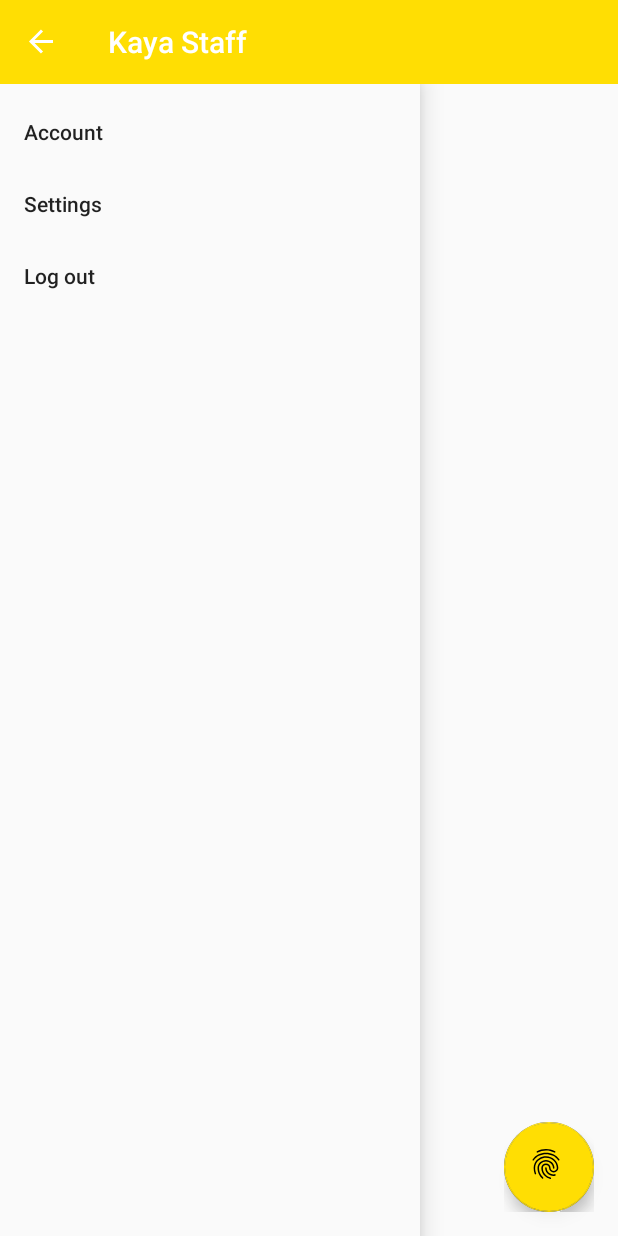
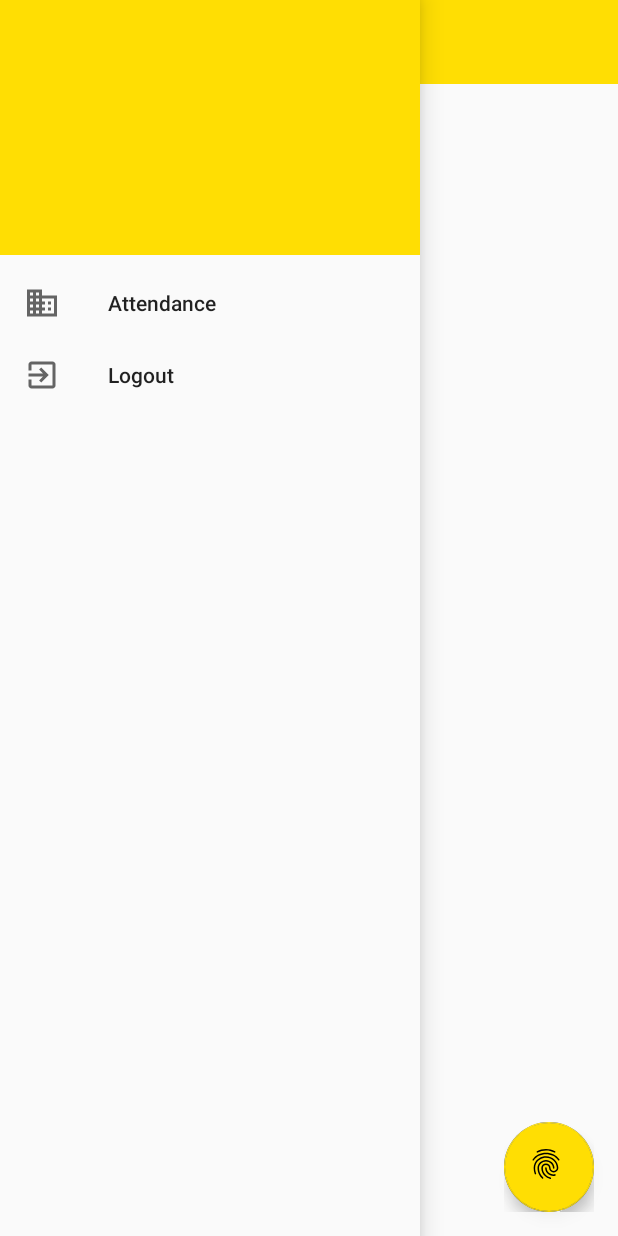
Before and after one commit to gitryder/Kaya-Staff, an Android app: the screen it shows after launch once a user with an empty profile is signed in (MainActivity), with the side drawer open, on a phone screen of 412 x 824 dp. Run offline under Robolectric (Android 15) with nearby library versions, the phone set to English and light mode, and no system bars; our stand-ins replace Firebase (no records; nobody signed in at launch, a user with empty details on screens opened directly); libraries missing offline, so code that uses them is left out: com.jcminarro.roundkornerlayout; plain views replace RoundKornerFrameLayout; Roboto replaces fonts that are not available here.

Commit message:
Added navicons and header (mToggle n/w)

```diff
--- a/app/src/main/java/com/augmntd/kayastaff/AccountSettingsActivity.java
+++ b/app/src/main/java/com/augmntd/kayastaff/AccountSettingsActivity.java
@@ -178,7 +178,7 @@ public class AccountSettingsActivity extends AppCompatActivity {
 
     }
 
-    @Override
+    /*@Override
     public boolean onCreateOptionsMenu(Menu menu) {
         super.onCreateOptionsMenu(menu);
         getMenuInflater().inflate(R.menu.main_menu, menu);
@@ -195,7 +195,7 @@ public class AccountSettingsActivity extends AppCompatActivity {
         }
 
         return true;
-    }
+    }*/
     private void sendBack() {
         Intent startIntent = new Intent(AccountSettingsActivity.this, StartActivity.class);
         startActivity(startIntent);
--- a/app/src/main/java/com/augmntd/kayastaff/MainActivity.java
+++ b/app/src/main/java/com/augmntd/kayastaff/MainActivity.java
@@ -1,9 +1,13 @@
 package com.augmntd.kayastaff;
 
 import android.content.Intent;
+import android.support.annotation.NonNull;
 import android.support.design.widget.FloatingActionButton;
+import android.support.design.widget.NavigationView;
 import android.support.design.widget.Snackbar;
+import android.support.v4.view.GravityCompat;
 import android.support.v4.widget.DrawerLayout;
+import android.support.v7.app.ActionBar;
 import android.support.v7.app.ActionBarDrawerToggle;
 import android.support.v7.app.AppCompatActivity;
 import android.os.Bundle;
@@ -11,6 +15,7 @@ import android.view.Menu;
 import android.view.MenuItem;
 import android.view.View;
 import android.widget.TextView;
+import android.widget.Toast;
 import android.widget.Toolbar;
 
 import com.google.firebase.auth.FirebaseAuth;
@@ -24,6 +29,8 @@ public class MainActivity extends AppCompatActivity {
     private FloatingActionButton mFab;
     private DrawerLayout mDrawerLayout;
     private ActionBarDrawerToggle mToggle;
+    private  NavigationView mNavView;
+
 
     @Override
     protected void onCreate(Bundle savedInstanceState) {
@@ -34,14 +41,31 @@ public class MainActivity extends AppCompatActivity {
         setSupportActionBar(mToolbar);
         getSupportActionBar().setTitle("Kaya Staff");
 
-        mDrawerLayout = (DrawerLayout) findViewById(R.id.mDrawerLayout);
+
+        mDrawerLayout = findViewById(R.id.mDrawerLayout);
         mToggle = new ActionBarDrawerToggle(MainActivity.this, mDrawerLayout,
                 R.string.open, R.string.close);
 
         mDrawerLayout.addDrawerListener(mToggle);
         mToggle.syncState();
+        getSupportActionBar().setDisplayHomeAsUpEnabled(true);
+        getSupportActionBar().setHomeButtonEnabled(false);
 
-        getSupportActionBar().setDisplayHomeAsUpEnabled(true);
+
+        mNavView = (NavigationView) findViewById(R.id.mNavView);
+        mNavView.setNavigationItemSelectedListener(new NavigationView.OnNavigationItemSelectedListener() {
+            @Override
+            public boolean onNavigationItemSelected(@NonNull MenuItem item) {
+                if(item.getItemId() == R.id.nav_logout){
+                    FirebaseAuth.getInstance().signOut();
+                    finish();
+                    sendBack();
+                }
+
+
+                return true;
+            }
+        });
 
         mFab = (FloatingActionButton) findViewById(R.id.mFab);
 
@@ -60,14 +84,9 @@ public class MainActivity extends AppCompatActivity {
 
     @Override
     public boolean onOptionsItemSelected(MenuItem item) {
-        if(mToggle.onOptionsItemSelected(item)){
-            return true;
-        }
+        return mToggle.onOptionsItemSelected(item) || super.onOptionsItemSelected(item);
+    }
 
-
-
-        return super.onOptionsItemSelected(item);
-    }
 
     @Override
     public void onStart() {
--- a/app/src/main/res/layout/activity_main.xml
+++ b/app/src/main/res/layout/activity_main.xml
@@ -45,13 +45,16 @@
         android:layout_width="match_parent"
         android:layout_height="match_parent"
         android:id="@+id/mDrawerLayout"
-        android:layout_below="@id/main_page_toolbar">
+        >
 
         <android.support.design.widget.NavigationView
+            android:id="@+id/mNavView"
             android:layout_width="wrap_content"
             android:layout_height="match_parent"
             android:layout_gravity="start"
-            app:menu="@menu/navigation_menu">
+            app:menu="@menu/navigation_menu"
+            app:headerLayout="@layout/navigation_header"
+            >
         <!--
             <RelativeLayout
             android:layout_width="match_parent"
--- /dev/null
+++ b/app/src/main/res/layout/navigation_header.xml
@@ -0,0 +1,8 @@
+<?xml version="1.0" encoding="utf-8"?>
+<RelativeLayout xmlns:android="http://schemas.android.com/apk/res/android"
+    android:layout_width="match_parent"
+    android:layout_height="170dp"
+    android:background="@color/colorPrimary"
+    >
+
+</RelativeLayout>
--- a/app/src/main/res/menu/navigation_menu.xml
+++ b/app/src/main/res/menu/navigation_menu.xml
@@ -2,15 +2,14 @@
 <menu xmlns:android="http://schemas.android.com/apk/res/android">
 
     <item
-        android:id="@+id/nav_account"
-        android:title="Account" />
+        android:id="@+id/nav_attendance"
+        android:icon="@drawable/baseline_domain_black_24"
+        android:title="Attendance" />
 
-    <item
-        android:id="@+id/nav_settings"
-        android:title="Settings" />
 
     <item
         android:id="@+id/nav_logout"
-        android:title="Log out" />
+        android:icon="@drawable/baseline_exit_to_app_black_24"
+        android:title="Logout" />
 
 </menu>
```
Also changed, not shown: app/src/main/res/drawable-hdpi/baseline_domain_black_24.png (added), app/src/main/res/drawable-hdpi/baseline_exit_to_app_black_24.png (added), app/src/main/res/drawable-mdpi/baseline_domain_black_24.png (added), app/src/main/res/drawable-mdpi/baseline_exit_to_app_black_24.png (added), app/src/main/res/drawable-xhdpi/baseline_domain_black_24.png (added), app/src/main/res/drawable-xhdpi/baseline_exit_to_app_black_24.png (added), app/src/main/res/drawable-xxhdpi/baseline_domain_black_24.png (added), app/src/main/res/drawable-xxhdpi/baseline_exit_to_app_black_24.png (added).
